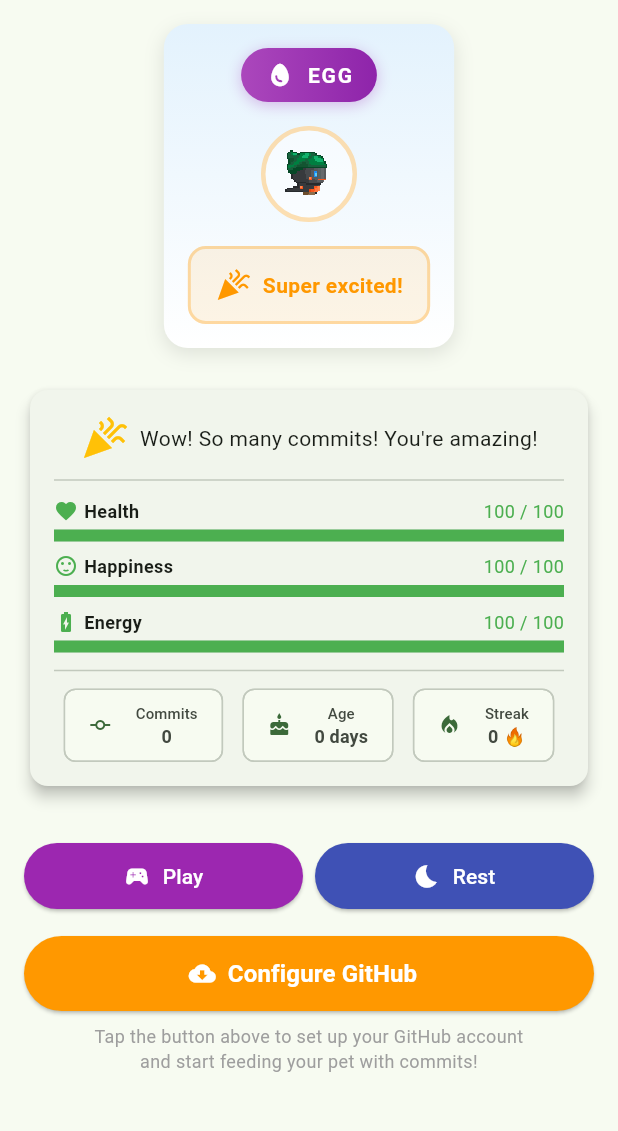
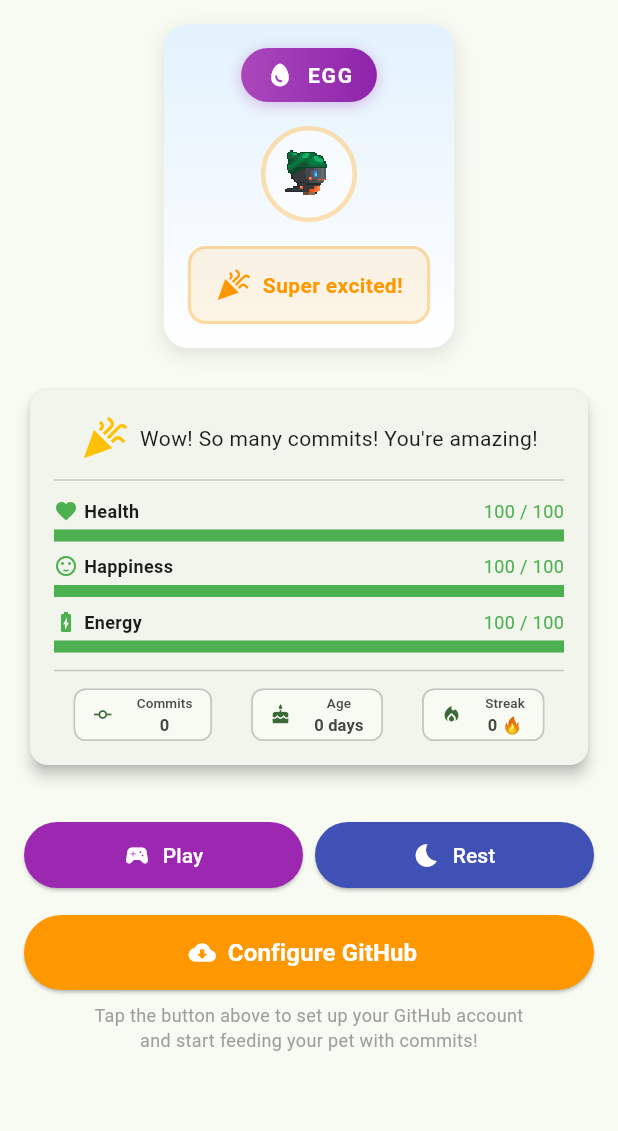
Before and after one commit to Heriep/tamagit, a Flutter app: the screen it shows after launch, on a phone screen of 412 x 824 dp, the part 84-1215 px from its top. Run offline on Flutter 3.47's test engine with Material 3 defaults, Android fonts, the phone set to English and light mode, and no system bars; our stand-ins replace shared_preferences; accounts and stored records are empty.

Commit message:
fix overflow in home screen

```diff
--- a/lib/screens/home_screen.dart
+++ b/lib/screens/home_screen.dart
@@ -633,26 +633,33 @@ class _HomeScreenState extends State<HomeScreen> {
     IconData icon, {
     bool highlight = false,
   }) {
-    return Chip(
-      avatar: Icon(icon, size: 16),
+    return Flexible(
+      child: Chip(
+        avatar: Icon(icon, size: 14),
         label: Column(
           mainAxisSize: MainAxisSize.min,
           children: [
             Text(
               label,
-            style: const TextStyle(fontSize: 10),
+              style: const TextStyle(fontSize: 9),
+              overflow: TextOverflow.ellipsis,
             ),
             Text(
               value,
               style: TextStyle(
-              fontSize: 12,
+                fontSize: 11,
                 fontWeight: FontWeight.bold,
                 color: highlight ? Colors.orange : null,
               ),
+              overflow: TextOverflow.ellipsis,
+              maxLines: 1,
             ),
           ],
         ),
         backgroundColor: highlight ? Colors.orange[50] : null,
+        padding: const EdgeInsets.symmetric(horizontal: 4, vertical: 2),
+        materialTapTargetSize: MaterialTapTargetSize.shrinkWrap,
+      ),
     );
   }
 }
```
Lines whose indentation alone changed are shown as unchanged.
